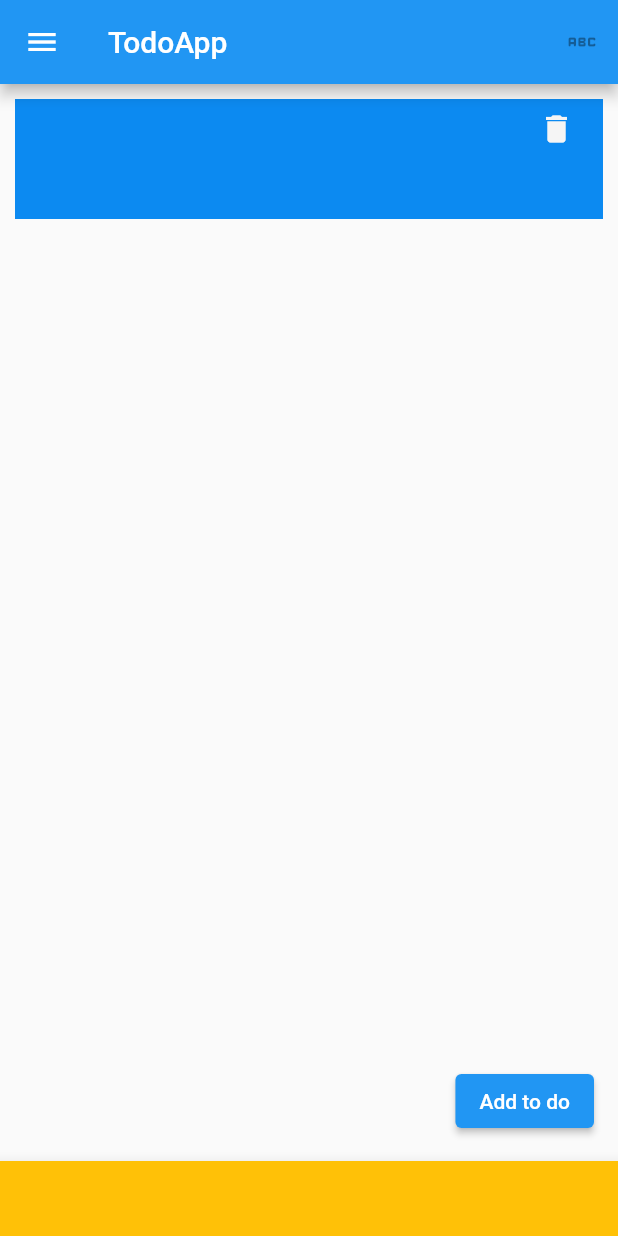
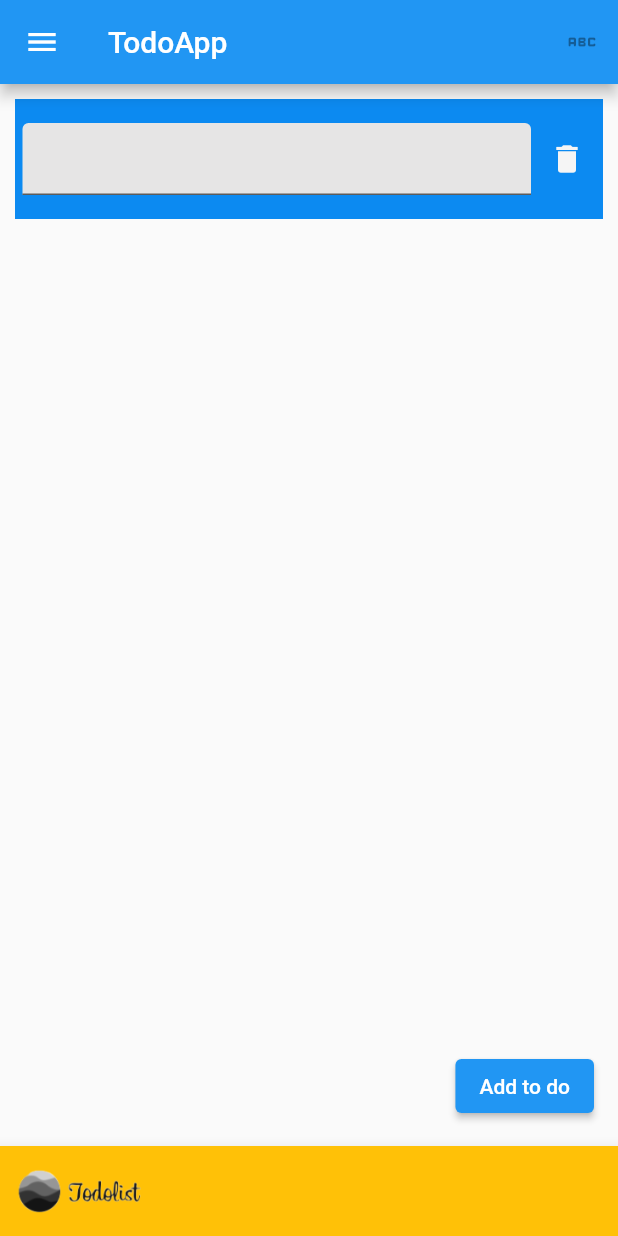
Before and after one commit to Kooalaa/todo_app, a Flutter app: the screen it shows after launch, after a tap on "Add to do", on a phone screen of 412 x 824 dp. Run offline on Flutter 3.47's test engine with Material 2 defaults, Android fonts, the phone set to English and light mode, and no system bars.

Commit message:
jotaki tehty

```diff
--- a/lib/main.dart
+++ b/lib/main.dart
@@ -14,26 +14,25 @@ class todoApp extends StatefulWidget {
 }
 
 class _todoAppState extends State<todoApp> {
-  var toDos = [
-  ];
+  var toDos = [];
 
   var toDoIndex = 0;
 
   void createToDo() {
-
     setState(() {
       toDos.add(toDoIndex);
       toDoIndex = toDoIndex + 1;
     });
     print(toDos);
+    print(toDoIndex);
   }
 
   void deleteToDo() {
-
     setState(() {
       toDos.removeLast();
       toDoIndex = toDoIndex - 1;
     });
+    print(toDoIndex);
   }
 
   @override
@@ -44,20 +43,27 @@ class _todoAppState extends State<todoApp> {
         bottomNavigationBar: BottomAppBar(
           shape: const CircularNotchedRectangle(),
           color: Colors.amber,
-          child: Container(height: 50.0)
+          child: Container(
+            height: 60.0,
+            child: Image.asset(
+              'assets/images/todolist.png',
+              alignment: Alignment.bottomLeft,
+            ),
+          ),
         ),
         appBar: AppBar(
           title: const Text('TodoApp'),
           actions: <Widget>[
             IconButton(onPressed: null, icon: Icon(Icons.abc_rounded))
           ],
-          ),
-        body: toDoList(
-          toDos, toDoIndex, deleteToDo),
+        ),
+        body: ListView(
+          children: [
+            toDoList(toDos, toDoIndex, deleteToDo),
+          ],
+        ),
         floatingActionButton: ElevatedButton(
-          child: const Text('Add to do'),
-           onPressed: createToDo
-           ),
+            child: const Text('Add to do'), onPressed: createToDo),
       ),
     );
   }
--- a/lib/todobox.dart
+++ b/lib/todobox.dart
@@ -10,14 +10,32 @@ class toDoBox extends StatelessWidget {
     return Center(
       child: Container(
         margin: const EdgeInsets.all(10.0),
-        padding: EdgeInsets.only(left: 330, bottom: 50),
+        //padding: EdgeInsets.only(left: 330, bottom: 50),
         color: Color.fromARGB(255, 12, 138, 241),
         width: 400.0,
         height: 80.0,
-        child: IconButton(
-          icon: const Icon(Icons.delete),
-          onPressed: deleteToDo,
-          color: Color.fromARGB(255, 245, 245, 245),
+        child: Row(
+          children: [
+            SizedBox(
+              width: 5,
+            ),
+            Flexible(
+              child: TextField(
+                textAlign: TextAlign.left,
+                style: TextStyle(color: Colors.black),
+                decoration: InputDecoration(
+                  filled: true,
+                  fillColor: Color.fromARGB(255, 230, 229, 229),
+                  //contentPadding: EdgeInsets.all(20.0),
+                ),
+              ),
+            ),
+            IconButton(
+              icon: const Icon(Icons.delete),
+              onPressed: deleteToDo,
+              color: Color.fromARGB(255, 245, 245, 245),
+            ),
+          ],
         ),
       ),
     );
--- a/pubspec.yaml
+++ b/pubspec.yaml
@@ -58,8 +58,8 @@ flutter:
   uses-material-design: true
 
   # To add assets to your application, add an assets section, like this:
-  # assets:
-  #   - images/a_dot_burr.jpeg
+  assets:
+    - assets/images/todolist.png
   #   - images/a_dot_ham.jpeg
 
   # An image asset can refer to one or more resolution-specific "variants", see
```
Also changed, not shown: assets/images/todolist.png (added), 1 other file.
